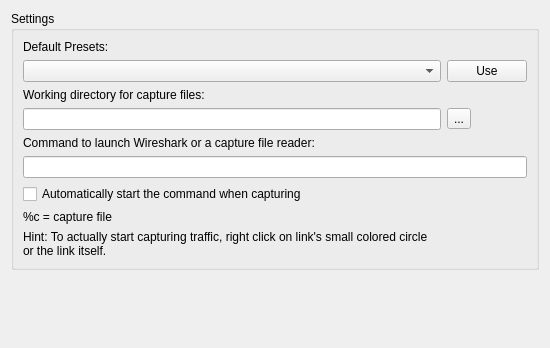
Above: src/GNS3/Ui/ConfigurationPages/Form_PreferencesCapture.ui from GNS3/gns3-legacy before the change. Below: the same form after it.
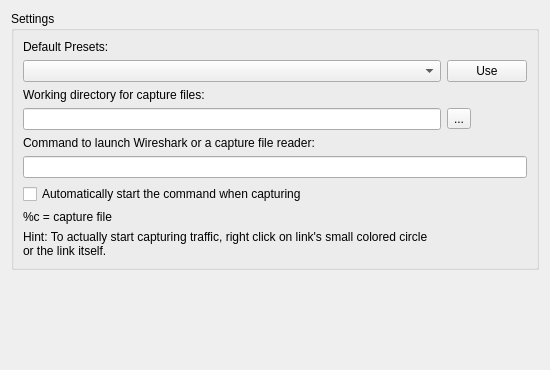
That is the form after the change.

The edit to the form file:
```diff
--- a/src/GNS3/Ui/ConfigurationPages/Form_PreferencesCapture.ui
+++ b/src/GNS3/Ui/ConfigurationPages/Form_PreferencesCapture.ui
@@ -7,7 +7,7 @@
     <x>0</x>
     <y>0</y>
     <width>550</width>
-    <height>348</height>
+    <height>370</height>
    </rect>
   </property>
   <property name="windowTitle">
```
